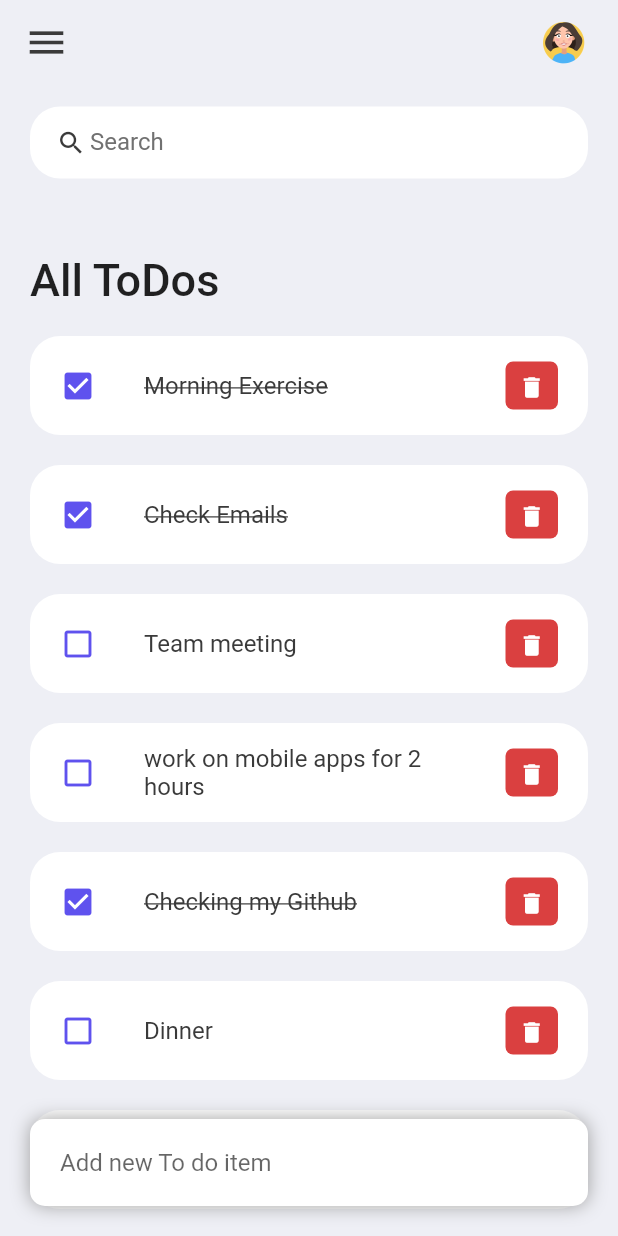
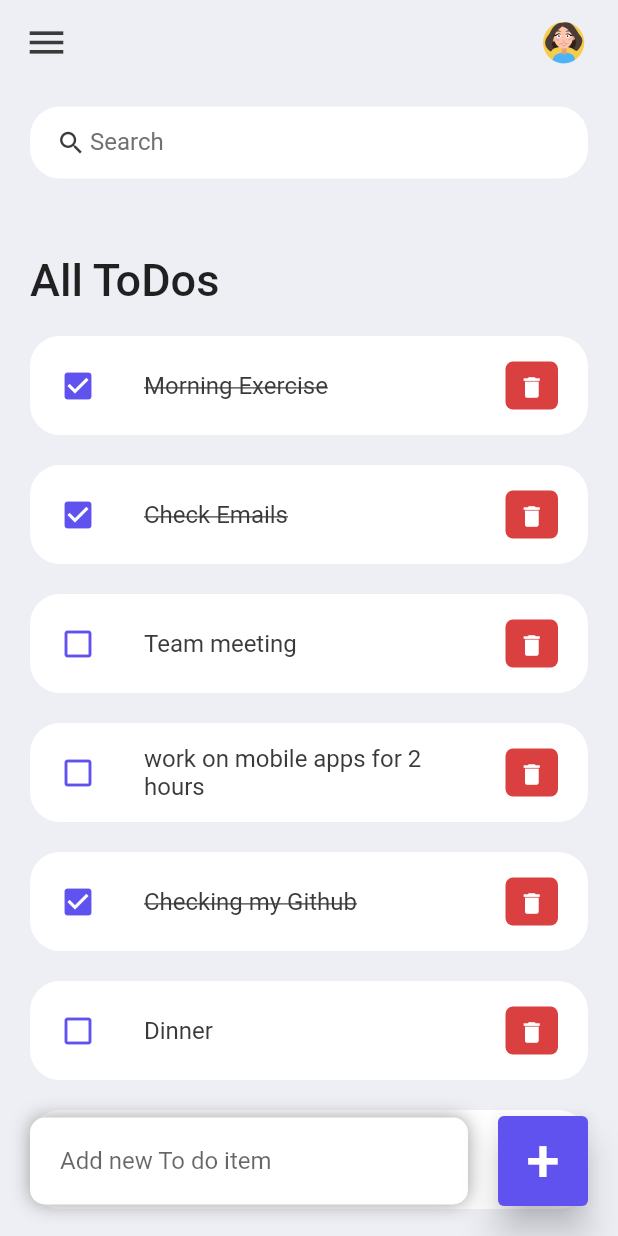
Before and after one commit to mezdourcheima/flutter_to_do, a Flutter app: the screen it shows after launch, on a phone screen of 412 x 824 dp. Run offline on Flutter 3.47's test engine with Material 2 defaults, Android fonts, the phone set to English and light mode, and no system bars.

Commit message:
UI : Complete UI

```diff
--- a/lib/screens/home.dart
+++ b/lib/screens/home.dart
@@ -71,9 +71,20 @@ class Home extends StatelessWidget {
                       ),
                     ),
                   ),
-                )
-              ],
-            ),
+                ),
+                Container(
+                  margin: EdgeInsets.only(bottom: 20, right: 20,),
+                  child: ElevatedButton(
+                    child: Text('+', style: TextStyle(fontSize: 40,),),
+                    onPressed: () {  },
+                    style : ElevatedButton.styleFrom(
+                      primary: tdBlue,
+                      minimumSize: Size(60, 60),
+                      elevation: 10,
+                    ),
+                  ),
+                ),
+              ], ),
           ),
         ],
       ),
```
